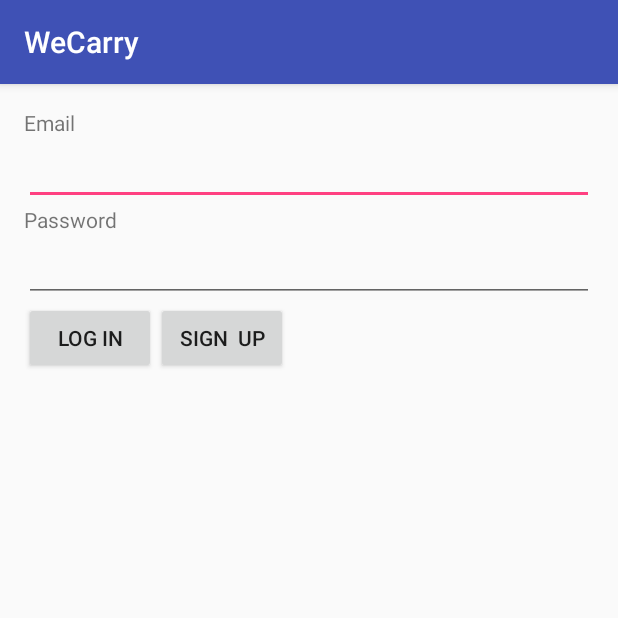
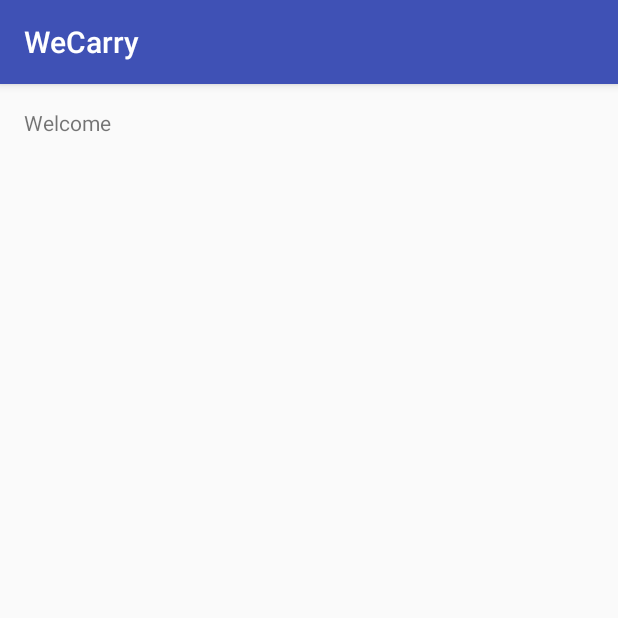
Before and after one commit to yl89757jj/FinalProject-WeCarry, an Android app: the screen it shows after launch (MainActivity), on a phone screen of 412 x 824 dp, the top half of it. Run offline under Robolectric (Android 15) with nearby library versions, the phone set to English and light mode, and no system bars; libraries missing offline, so code that uses them is left out: com.firebase.client; 4 statements that could not run were skipped.

Commit message:
main login layout change

```diff
--- a/app/src/main/java/mengqi/finalproject_wecarry/MainActivity.java
+++ b/app/src/main/java/mengqi/finalproject_wecarry/MainActivity.java
@@ -1,14 +1,72 @@
 package mengqi.finalproject_wecarry;
 
+import android.content.Intent;
 import android.os.Bundle;
 import android.support.v7.app.AppCompatActivity;
+import android.widget.EditText;
+
+import com.firebase.client.AuthData;
+import com.firebase.client.Firebase;
 
 public class MainActivity extends AppCompatActivity {
+    private EditText keyEditText;
+    private EditText valueEditText;
+
+    private Firebase rootRef;
+    private Firebase userRef;
+    private Firebase.AuthStateListener authStateListener;
 
     @Override
     protected void onCreate(Bundle savedInstanceState) {
         super.onCreate(savedInstanceState);
         setContentView(R.layout.activity_main);
+        Firebase.setAndroidContext(this);
+        rootRef = new Firebase("https://wecarry.firebaseio.com/");
+
+
+        authStateListener = new Firebase.AuthStateListener() {
+            @Override
+            public void onAuthStateChanged(AuthData authData) {
+                if (authData != null) {
+                    userRef = rootRef.child("users/" + authData.getUid());
+                } else {
+                    Intent intent = new Intent(MainActivity.this, LogInActivity.class);
+                    startActivity(intent);
+                }
+            }
+        };
+
     }
 
+
+    @Override
+    protected void onResume() {
+        super.onResume();
+        rootRef.addAuthStateListener(authStateListener);
+    }
+
+    @Override
+    protected void onPause() {
+        super.onPause();
+        rootRef.removeAuthStateListener(authStateListener);
+    }
+
+//    @Override
+//    public boolean onCreateOptionsMenu(Menu menu){
+//        getMenuInflater().inflate(R.menu.menu, menu);
+//        return true;
+//    }
+//
+//    @Override
+//    public boolean onOptionsItemSelected(MenuItem item){
+//        switch(item.getItemId()){
+//            case R.id.log_out:
+//                rootRef.unauth();
+//                keyEditText.setText("");
+//                valueEditText.setText("");
+//                return true;
+//            default:
+//                return super.onOptionsItemSelected(item);
+//        }
+//    }
 }
--- a/app/src/main/res/layout/activity_main.xml
+++ b/app/src/main/res/layout/activity_main.xml
@@ -13,41 +13,7 @@
     <TextView
         android:layout_height="wrap_content"
         android:layout_width="wrap_content"
-        android:text="Email" />
+        android:text="Welcome" />
 
-    <EditText
-        android:id="@+id/edit_text_email"
-        android:layout_width="match_parent"
-        android:layout_height="wrap_content"
-        android:inputType="textEmailAddress" />
 
-    <TextView
-        android:layout_width="wrap_content"
-        android:layout_height="wrap_content"
-        android:text="Password" />
-
-    <EditText
-        android:id="@+id/edit_text_password"
-        android:layout_width="match_parent"
-        android:layout_height="wrap_content"
-        android:inputType="textPassword"
-        android:password="true" />
-
-    <LinearLayout
-        android:layout_width="match_parent"
-        android:layout_height="wrap_content"
-        android:orientation="horizontal">
-
-        <Button
-            android:layout_width="wrap_content"
-            android:layout_height="wrap_content"
-            android:text="Log In"
-            android:onClick="LogIn" />
-
-        <Button
-            android:layout_width="wrap_content"
-            android:layout_height="wrap_content"
-            android:text="Sign  Up"
-            android:onClick="SignUp" />
-    </LinearLayout>
 </LinearLayout>
```
Also changed, not shown: app/src/main/java/mengqi/finalproject_wecarry/LogInActivity.java (added, +69 -0 lines).
